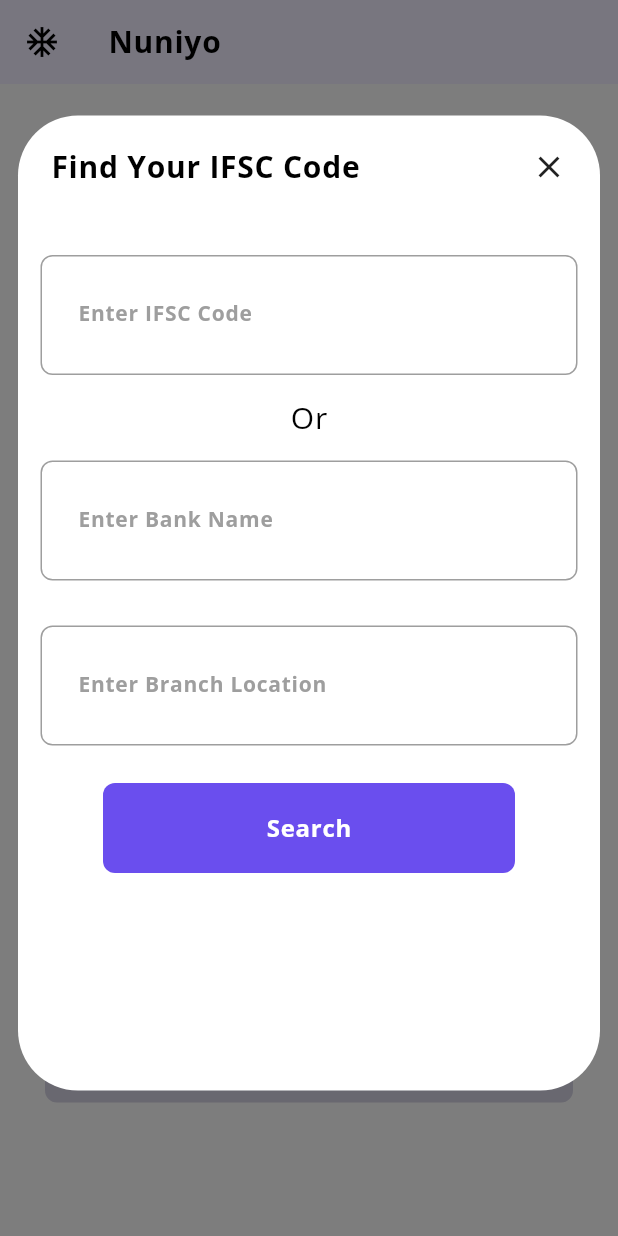
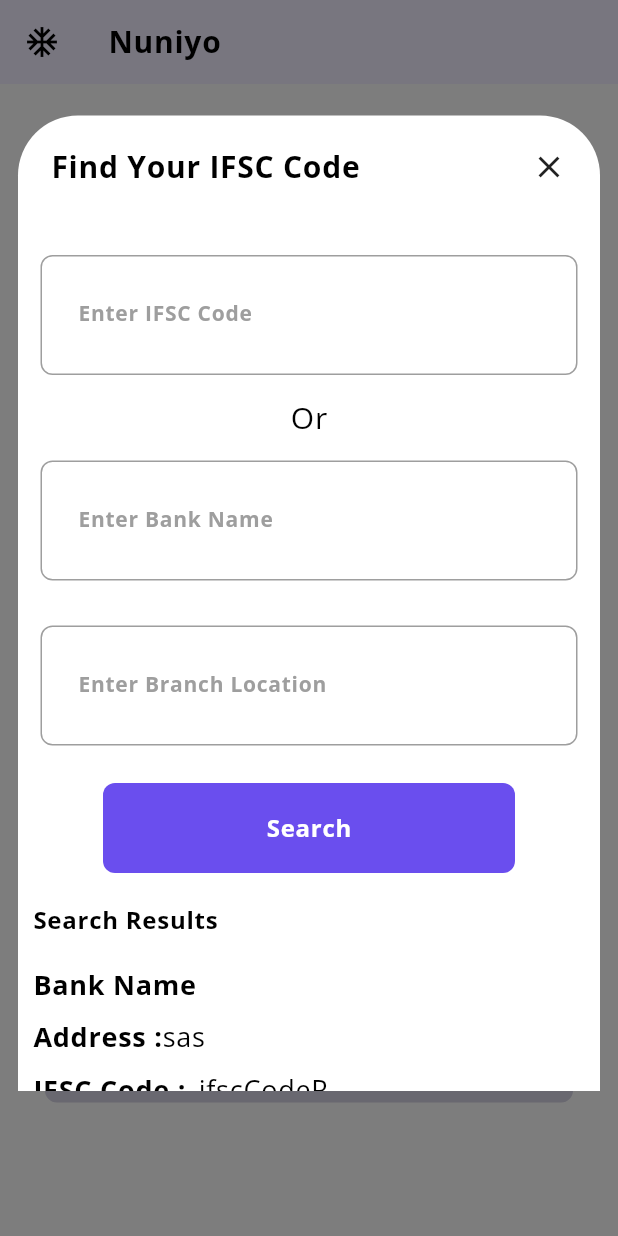
Before and after one commit to FLYINGSKATE/Nuniyo_UI_Latest, a Flutter app: the BankPanEmailValidationScreen screen opened by its route, after a tap on "Find Your IFSC Code", on a phone screen of 412 x 824 dp. Run offline on Flutter 3.47's test engine with Material 2 defaults, Android fonts, the phone set to English and light mode, and no system bars; our stand-ins replace camera, device_info_plus, dotted_border, expandable, fluttertoast, geolocator and 10 more; missing offline and left inert: baseflow_plugin_template, geocoder, get_ip_address, razorpay_flutter, sim_info, syncfusion_flutter_signaturepad; accounts and stored records are empty.

Commit message:
IFSC Search Box UI
New IFSC Search Box UI

```diff
--- a/lib/ApiRepository/apirepository.dart
+++ b/lib/ApiRepository/apirepository.dart
@@ -395,7 +395,17 @@ class ApiRepo {
   }
 
   Future<void> searchIFSCCodes() async{
-    var request = http.Request('GET', Uri.parse('https://ifsc.razorpay.com/BARB0DBGHTW'));
+    var headers = {
+      'Authorization': 'Bearer',
+      'Content-Type': 'application/json'
+    };
+    var request = http.Request('POST', Uri.parse('http://localhost:44330/v1/api/ifscmaster/IFSC_Master_Search'));
+    request.body = json.encode({
+      "bank": "icici",
+      "ifsc": "string",
+      "branch": "andheri"
+    });
+    request.headers.addAll(headers);
 
     http.StreamedResponse response = await request.send();
 
--- a/lib/main.dart
+++ b/lib/main.dart
@@ -57,7 +57,7 @@ class MyApp extends StatelessWidget {
         //#6A4EEE
         primaryColor: Color(0xff6A4EEE),
       ),
-      initialRoute: '/',
+      initialRoute: '/bankpanandemailvalidationscreen',
       onGenerateRoute: ScreenRouter.generateRoute,
     );
   }
--- a/lib/nuniyo_screens/nuniyo_bank_email_pan_validation_screen.dart
+++ b/lib/nuniyo_screens/nuniyo_bank_email_pan_validation_screen.dart
@@ -803,6 +803,7 @@ class _BankPanEmailValidationScreenState extends State<BankPanEmailValidationScr
                             ),
                           ),
                         ),
+                        ListViewOfIFSCCode(),
                       ], mainAxisAlignment: MainAxisAlignment.spaceEvenly)
                     ],
                     mainAxisAlignment: MainAxisAlignment.center,
@@ -848,4 +849,80 @@ class _BankPanEmailValidationScreenState extends State<BankPanEmailValidationScr
     String StepId = prefs.getString('STEP_ID');
     print("You are on STEP  :"+StepId);
   }
+
+  Widget ListViewOfIFSCCode() {
+    int itemCount = 10;
+    return Material(
+      color: Colors.white,
+      child: SingleChildScrollView(
+        child: Column(
+          children: [
+            Align(
+              child: Padding(
+                padding: EdgeInsets.all(10),
+                child:Text(
+                    "Search Results",
+                    style: GoogleFonts.openSans(
+                      textStyle: TextStyle(color: Colors.black, letterSpacing: .5,fontSize: 16,fontWeight: FontWeight.bold),)
+                ),),alignment: Alignment.centerLeft,),
+            for(int i = 0 ; i<=itemCount;i++)IFSCCard(),
+          ],
+        ),
+      ),
+    );
+  }
+
+  IFSCCard() {
+    return Padding(
+      padding: EdgeInsets.all(10),
+      child:Column(
+        children: [
+          Row(
+            children: [
+              Text(
+                  "Bank Name",
+                  style: GoogleFonts.openSans(
+                    textStyle: TextStyle(color: Colors.black, letterSpacing: .5,fontSize: 18,fontWeight: FontWeight.bold),)
+              ),
+            ],
+          ),
+          SizedBox(height: 10,),
+          Row(
+            mainAxisAlignment: MainAxisAlignment.start,
+            crossAxisAlignment:CrossAxisAlignment.start,
+            children: [
+              Text(
+                  "Address :",
+                  style: GoogleFonts.openSans(
+                    textStyle: TextStyle(color: Colors.black, letterSpacing: .5,fontSize: 18,fontWeight: FontWeight.bold),)
+              ),
+              Flexible(
+                child: Text(
+                    "sas",
+                    style: GoogleFonts.openSans(textStyle: TextStyle(color: Colors.black, letterSpacing: .5,fontSize: 18),)
+                ),
+              ),
+            ],
+          ),
+          SizedBox(height: 10,),
+          Row(
+            children: [
+              Text(
+                  "IFSC Code :",
+                  style: GoogleFonts.openSans(
+                    textStyle: TextStyle(color: Colors.black, letterSpacing: .5,fontSize: 18,fontWeight: FontWeight.bold),)
+              ),
+              Text(
+                  "_ifscCodeR",
+                  style: GoogleFonts.openSans(
+                    textStyle: TextStyle(color: Colors.black, letterSpacing: .5,fontSize: 18),)
+              ),
+            ],
+          ),
+          SizedBox(height: 10,),
+          Divider(height: 1,color: Colors.black,),
+        ],
+      )
+    );
+  }
 }
--- a/lib/nuniyo_screens/nuniyo_mobile_validation_screen.dart
+++ b/lib/nuniyo_screens/nuniyo_mobile_validation_screen.dart
@@ -53,7 +53,6 @@ class _MobileValidationLoginScreenState extends State<MobileValidationLoginScree
   @override
   void initState() {
     super.initState();
-    manageSteps();
     initializePreference().whenComplete((){
       setState(() {});
     });
@@ -290,7 +289,9 @@ class _MobileValidationLoginScreenState extends State<MobileValidationLoginScree
                       shape: RoundedRectangleBorder(
                         borderRadius: BorderRadius.circular(8.0),
                       ),
-                      onPressed: !isValidOTP ? null : () => {Navigator.pushNamed(context, '/bankemailpanvalidationscreen')},
+                      onPressed: !isValidOTP ? null : () => {
+                        ContinueToStep()
+                      },
                       color: primaryColorOfApp,
                       child: Text(
                         "Proceed",
@@ -344,7 +345,17 @@ class _MobileValidationLoginScreenState extends State<MobileValidationLoginScree
     //this.preferences?.setStringList("infoList", ["developer","mobile dev"]);
   }
 
-  void manageSteps() {
 
+  Future<void> ContinueToStep() async {
+    SharedPreferences prefs = await SharedPreferences.getInstance();
+    if(prefs.containsKey('STEP_ID')){
+      String ThisStepId = prefs.getString("STEP_ID");
+      print("YOU LEFT ON THIS PAGE LAST TIME"+ThisStepId);
+      Navigator.pushNamed(context,ThisStepId);
+    }
+    else{
+      print("WELCOME NEW USER");
+      Navigator.pushNamed(context,'/mobilevalidationscreen');
+    }
   }
 }
--- a/lib/nuniyo_screens/nuniyo_personal_details_screen.dart
+++ b/lib/nuniyo_screens/nuniyo_personal_details_screen.dart
@@ -321,7 +321,6 @@ class _PersonalDetailsScreenState extends State<PersonalDetailsScreen> {
                             tradingExperience = newValue!;
                           });
                         },
-
                         items: <String>['0 Years','1 Years','2 Years','3 Years']
                             .map<DropdownMenuItem<String>>((String value) {
                           return DropdownMenuItem<String>(
--- a/lib/nuniyo_screens/nuniyo_splash_screen.dart
+++ b/lib/nuniyo_screens/nuniyo_splash_screen.dart
@@ -131,13 +131,13 @@ class SplashScreenState extends State<SplashScreen> {
       //EMULATOR
       _getBioMetricsAuthentication();
       WidgetsBinding.instance!.addPostFrameCallback((_){
-        ContinueToStep();
+        Navigator.pushNamed(context,'/mobilevalidationscreen');
       });
     }
     else{
       _askForPermissions();
       _getCurrentLocation();
-      ContinueToStep();
+      Navigator.pushNamed(context,'/mobilevalidationscreen');
     }
   }
 
@@ -173,23 +173,12 @@ class SplashScreenState extends State<SplashScreen> {
     );
   }
 
-  Future<void> ContinueToStep() async {
-    SharedPreferences prefs = await SharedPreferences.getInstance();
-    if(prefs.containsKey('STEP_ID')){
-      String ThisStepId = prefs.getString("STEP_ID");
-      print("YOU LEFT ON THIS PAGE LAST TIME"+ThisStepId);
-      Navigator.pushNamed(context,ThisStepId);
-    }
-    else{
-      print("WELCOME NEW USER");
-      Navigator.pushNamed(context,'/mobilevalidationscreen');
-    }
-  }
+
 
   void _getBioMetricsAuthentication() async {
     bool isAuthenticated = await Authentication.authenticateWithBiometrics();
     if (isAuthenticated) {
-      ContinueToStep();
+      Navigator.pushNamed(context,'/mobilevalidationscreen');
     } else {
       ScaffoldMessenger.of(context).showSnackBar(
         Authentication.customSnackBar(
--- a/lib/utils/Router.dart
+++ b/lib/utils/Router.dart
@@ -12,7 +12,6 @@ import 'package:angel_broking_demo/nuniyo_screens/nuniyo_webcam_screen.dart';
 import 'package:flutter/material.dart';
 
 class ScreenRouter {
-
   static Route<dynamic> generateRoute(RouteSettings settings) {
     switch (settings.name) {
       //1
```
